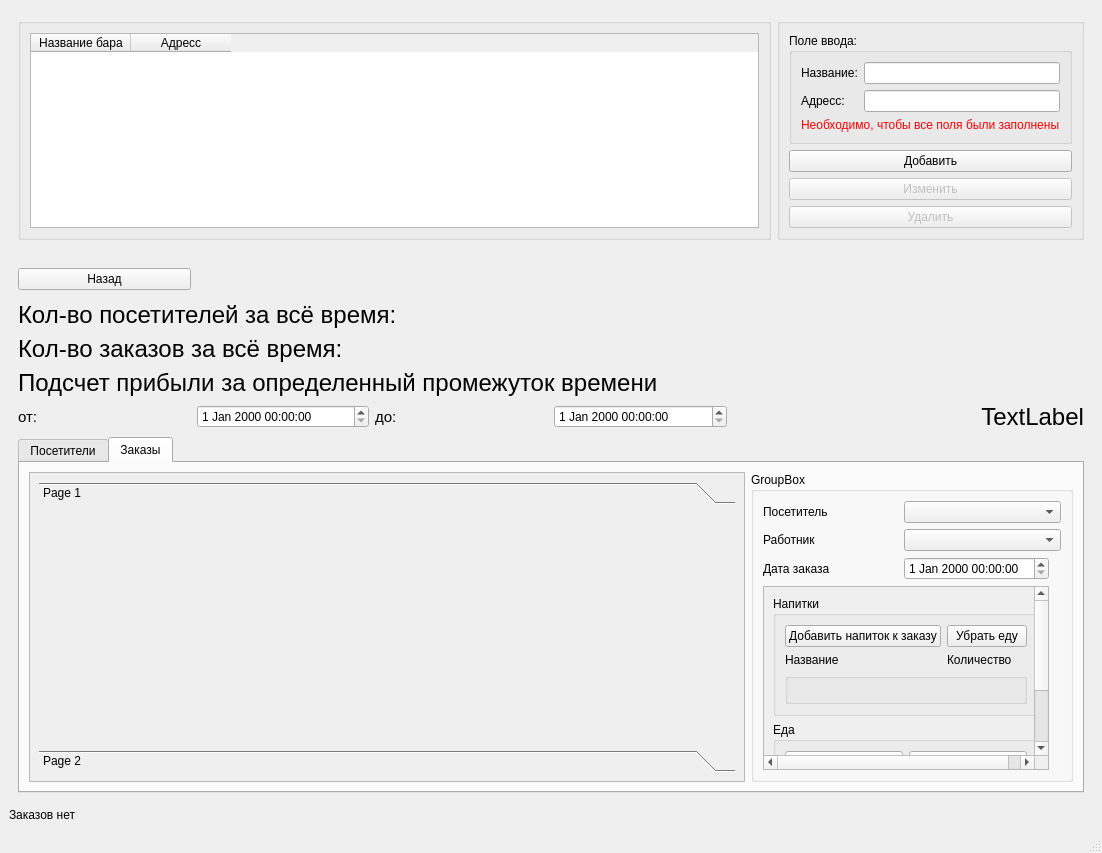
AnserrrR/BarApp, file MainWindow.ui: the form before one commit.
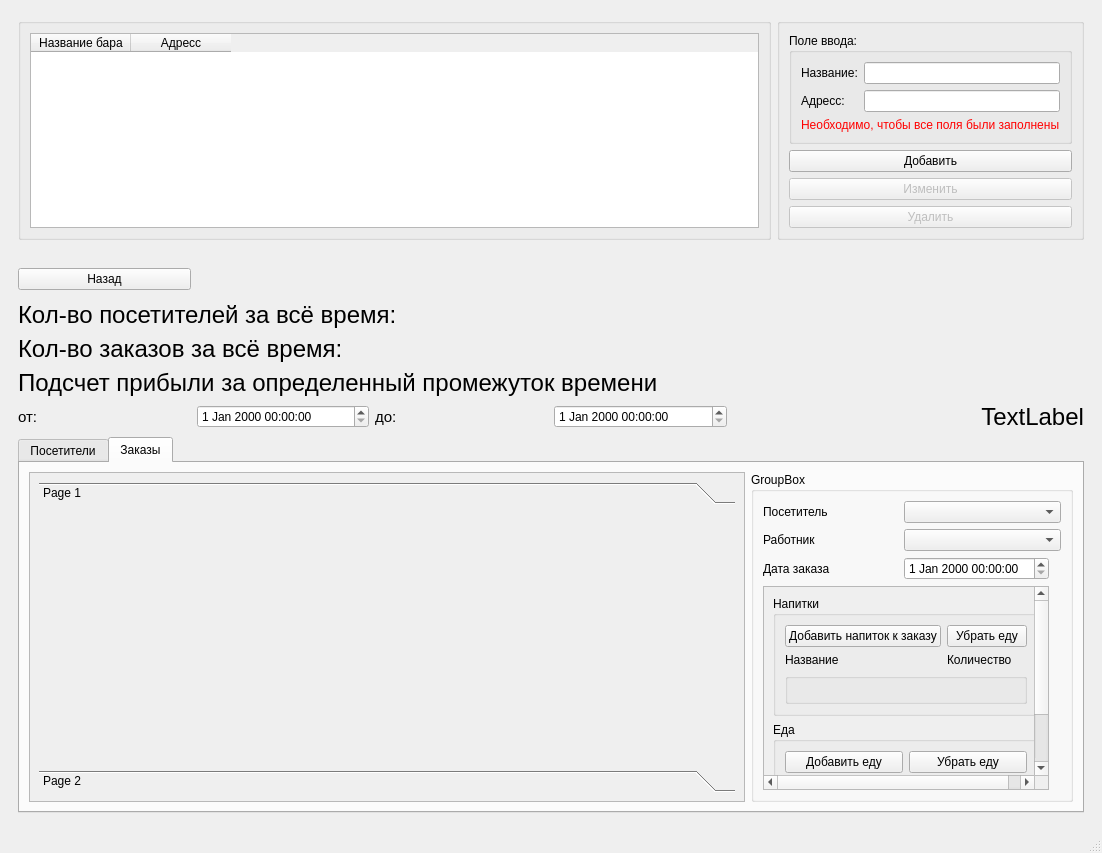
The form after the commit. The open tabs and pages were chosen to show the change.

Commit message: Убрал текст, с записью, чт онет заказов в виджет из общего окна

```diff
--- a/MainWindow.ui
+++ b/MainWindow.ui
@@ -324,6 +324,13 @@
              </widget>
             </widget>
            </item>
+           <item row="1" column="1">
+            <widget class="QLabel" name="MessegeOrdNot">
+             <property name="text">
+              <string>Заказов нет</string>
+             </property>
+            </widget>
+           </item>
           </layout>
          </widget>
          <widget class="QWidget" name="tabOrders">
@@ -341,8 +348,8 @@
                <rect>
                 <x>0</x>
                 <y>0</y>
-                <width>727</width>
-                <height>249</height>
+                <width>87</width>
+                <height>147</height>
                </rect>
               </property>
               <layout class="QGridLayout" name="gridLayout_14">
@@ -356,8 +363,8 @@
                    <rect>
                     <x>0</x>
                     <y>0</y>
-                    <width>709</width>
-                    <height>171</height>
+                    <width>69</width>
+                    <height>69</height>
                    </rect>
                   </property>
                   <attribute name="label">
@@ -782,13 +789,6 @@
       </layout>
      </widget>
     </item>
-    <item row="3" column="0">
-     <widget class="QLabel" name="MessegeOrdNot">
-      <property name="text">
-       <string>Заказов нет</string>
-      </property>
-     </widget>
-    </item>
    </layout>
   </widget>
   <widget class="QMenuBar" name="menubar">
```
Left out of the diff: 10 changed lines with no effect on the pictures. The commit also changes 3 other files.
